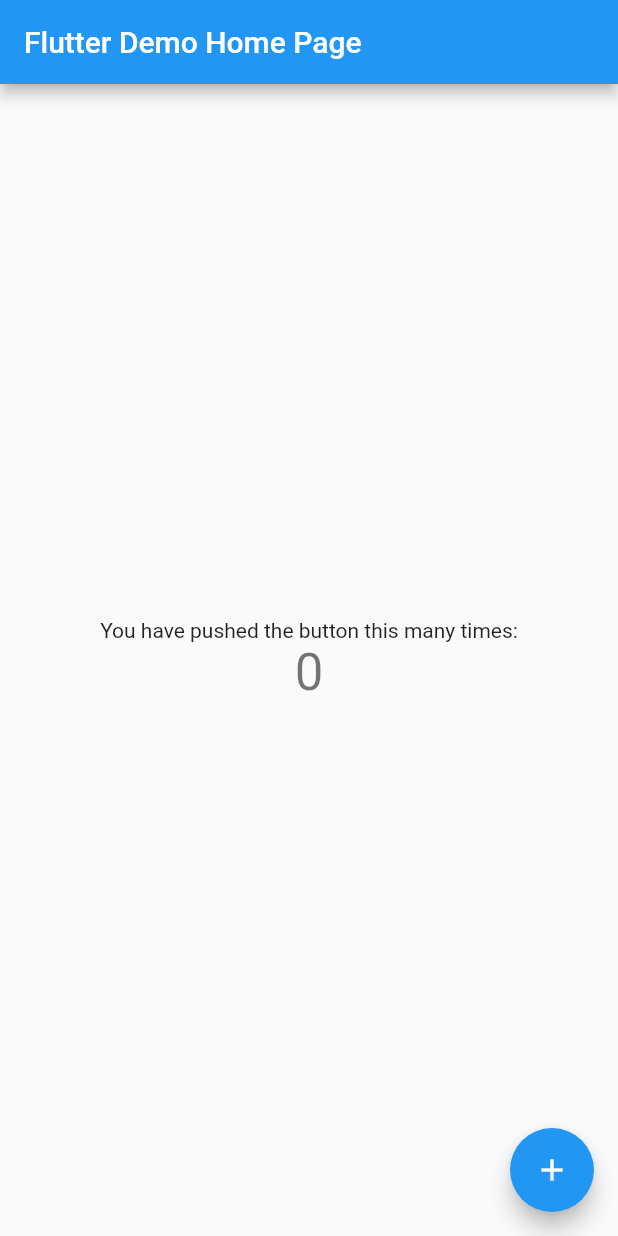
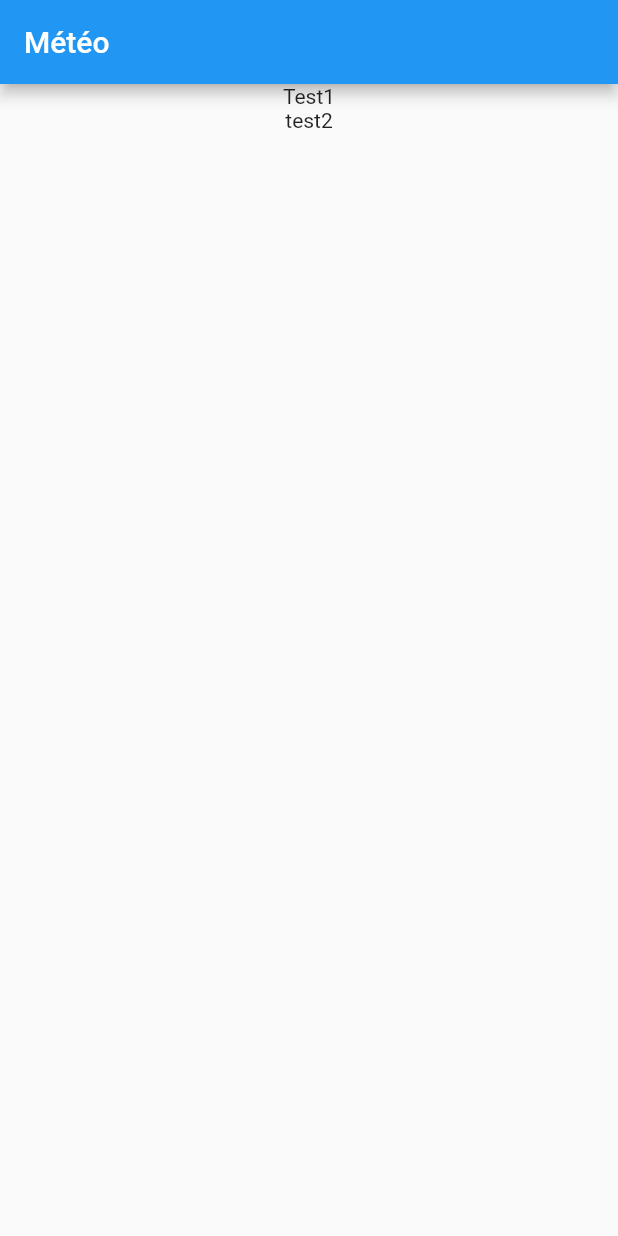
Before and after one commit to KizutoFR/meteo_app, a Flutter app: the screen it shows after launch, on a phone screen of 412 x 824 dp. Run offline on Flutter 3.47's test engine with Material 2 defaults, Android fonts, the phone set to English and light mode, and no system bars.

Commit message:
init dossier views

```diff
--- a/lib/main.dart
+++ b/lib/main.dart
@@ -1,115 +1,9 @@
 import 'package:flutter/material.dart';
+import 'package:meteo_app/views/homepage.dart';
 
 void main() {
-  runApp(const MyApp());
+  runApp(const MaterialApp(
+    title: "Météo APP",
+    home: homePage(),
+  ));
 }
-
-class MyApp extends StatelessWidget {
-  const MyApp({Key? key}) : super(key: key);
-
-  // This widget is the root of your application.
-  @override
-  Widget build(BuildContext context) {
-    return MaterialApp(
-      title: 'Flutter Demo',
-      theme: ThemeData(
-        // This is the theme of your application.
-        //
-        // Try running your application with "flutter run". You'll see the
-        // application has a blue toolbar. Then, without quitting the app, try
-        // changing the primarySwatch below to Colors.green and then invoke
-        // "hot reload" (press "r" in the console where you ran "flutter run",
-        // or simply save your changes to "hot reload" in a Flutter IDE).
-        // Notice that the counter didn't reset back to zero; the application
-        // is not restarted.
-        primarySwatch: Colors.blue,
-      ),
-      home: const MyHomePage(title: 'Flutter Demo Home Page'),
-    );
-  }
-}
-
-class MyHomePage extends StatefulWidget {
-  const MyHomePage({Key? key, required this.title}) : super(key: key);
-
-  // This widget is the home page of your application. It is stateful, meaning
-  // that it has a State object (defined below) that contains fields that affect
-  // how it looks.
-
-  // This class is the configuration for the state. It holds the values (in this
-  // case the title) provided by the parent (in this case the App widget) and
-  // used by the build method of the State. Fields in a Widget subclass are
-  // always marked "final".
-
-  final String title;
-
-  @override
-  State<MyHomePage> createState() => _MyHomePageState();
-}
-
-class _MyHomePageState extends State<MyHomePage> {
-  int _counter = 0;
-
-  void _incrementCounter() {
-    setState(() {
-      // This call to setState tells the Flutter framework that something has
-      // changed in this State, which causes it to rerun the build method below
-      // so that the display can reflect the updated values. If we changed
-      // _counter without calling setState(), then the build method would not be
-      // called again, and so nothing would appear to happen.
-      _counter++;
-    });
-  }
-
-  @override
-  Widget build(BuildContext context) {
-    // This method is rerun every time setState is called, for instance as done
-    // by the _incrementCounter method above.
-    //
-    // The Flutter framework has been optimized to make rerunning build methods
-    // fast, so that you can just rebuild anything that needs updating rather
-    // than having to individually change instances of widgets.
-    return Scaffold(
-      appBar: AppBar(
-        // Here we take the value from the MyHomePage object that was created by
-        // the App.build method, and use it to set our appbar title.
-        title: Text(widget.title),
-      ),
-      body: Center(
-        // Center is a layout widget. It takes a single child and positions it
-        // in the middle of the parent.
-        child: Column(
-          // Column is also a layout widget. It takes a list of children and
-          // arranges them vertically. By default, it sizes itself to fit its
-          // children horizontally, and tries to be as tall as its parent.
-          //
-          // Invoke "debug painting" (press "p" in the console, choose the
-          // "Toggle Debug Paint" action from the Flutter Inspector in Android
-          // Studio, or the "Toggle Debug Paint" command in Visual Studio Code)
-          // to see the wireframe for each widget.
-          //
-          // Column has various properties to control how it sizes itself and
-          // how it positions its children. Here we use mainAxisAlignment to
-          // center the children vertically; the main axis here is the vertical
-          // axis because Columns are vertical (the cross axis would be
-          // horizontal).
-          mainAxisAlignment: MainAxisAlignment.center,
-          children: <Widget>[
-            const Text(
-              'You have pushed the button this many times:',
-            ),
-            Text(
-              '$_counter',
-              style: Theme.of(context).textTheme.headline4,
-            ),
-          ],
-        ),
-      ),
-      floatingActionButton: FloatingActionButton(
-        onPressed: _incrementCounter,
-        tooltip: 'Increment',
-        child: const Icon(Icons.add),
-      ), // This trailing comma makes auto-formatting nicer for build methods.
-    );
-  }
-}
--- /dev/null
+++ b/lib/views/homepage.dart
@@ -0,0 +1,22 @@
+import 'package:flutter/material.dart';
+import 'package:flutter/widgets.dart';
+
+class homePage extends StatelessWidget {
+  const homePage({Key? key}) : super(key: key);
+
+  @override
+  Widget build(BuildContext context) {
+    return Scaffold(
+      appBar: AppBar(
+        title: const Text("Météo"),
+      ),
+      body: Center(
+        child: Column(
+          children: [
+            const Text("Test1"),
+            const Text('test2'),
+        ],)
+      ),
+    );
+  }
+}
```
Also changed, not shown: pubspec.lock, 1 other file.
